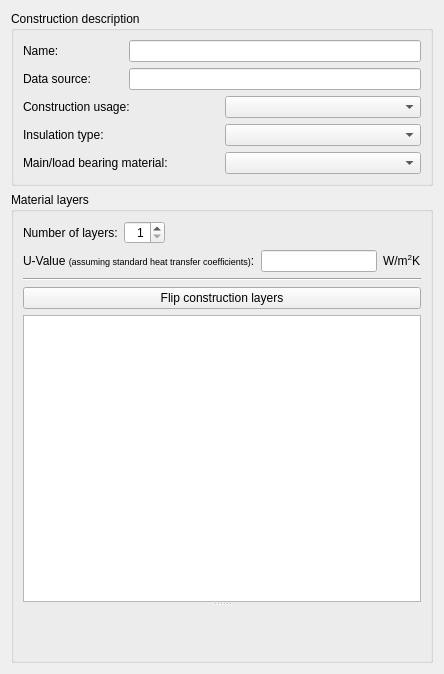
This is SIM-VICUS/src/SVDBConstructionEditWidget.ui in ghorwin/SIM-VICUS as Qt 5 draws it before an edit. The edited form follows.
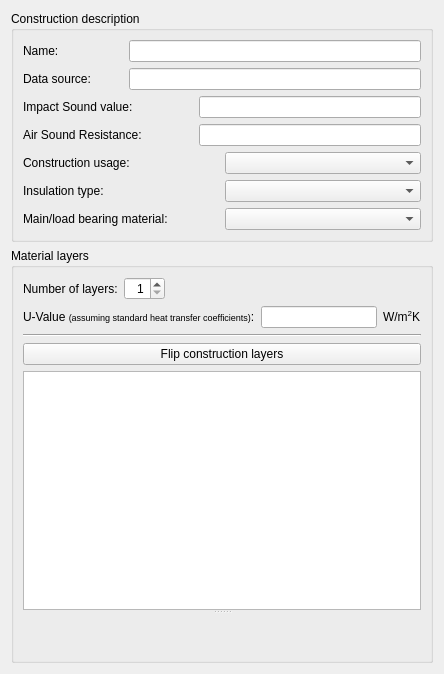
This is the edited form. Custom widgets are drawn as their Qt base class.

Commit message: added database for AcousticBoundaryCondition, added SoundAbsorption datamodel, modified other datamodel

```diff
--- a/SIM-VICUS/src/SVDBConstructionEditWidget.ui
+++ b/SIM-VICUS/src/SVDBConstructionEditWidget.ui
@@ -34,47 +34,37 @@
         <string>Construction description</string>
        </property>
        <layout class="QGridLayout" name="gridLayout" columnstretch="0,0">
+        <item row="2" column="0" colspan="2">
+         <layout class="QHBoxLayout" name="horizontalLayout_2">
+          <item>
+           <widget class="QLabel" name="label_7">
+            <property name="minimumSize">
+             <size>
+              <width>170</width>
+              <height>0</height>
+             </size>
+            </property>
+            <property name="text">
+             <string>Impact Sound value:</string>
+            </property>
+           </widget>
+          </item>
+          <item>
+           <widget class="QtExt::ValidatingLineEdit" name="lineEditImpactSound"/>
+          </item>
+         </layout>
+        </item>
         <item row="4" column="1">
-         <widget class="QComboBox" name="comboBoxMaterialKind"/>
+         <widget class="QComboBox" name="comboBoxConstructionUsage"/>
         </item>
-        <item row="0" column="0" colspan="2">
-         <layout class="QHBoxLayout" name="horizontalLayout_3">
-          <item>
-           <widget class="QLabel" name="label_3">
-            <property name="minimumSize">
-             <size>
-              <width>100</width>
-              <height>0</height>
-             </size>
-            </property>
-            <property name="text">
-             <string>Name:</string>
-            </property>
-           </widget>
-          </item>
-          <item>
-           <widget class="QtExt::LanguageStringEditWidget1" name="lineEditName"/>
-          </item>
-         </layout>
-        </item>
-        <item row="3" column="1">
-         <widget class="QComboBox" name="comboBoxInsulationKind"/>
-        </item>
-        <item row="2" column="0">
-         <widget class="QLabel" name="label_6">
-          <property name="text">
-           <string>Construction usage:</string>
-          </property>
-         </widget>
-        </item>
-        <item row="4" column="0">
+        <item row="6" column="0">
          <widget class="QLabel" name="label_4">
           <property name="text">
            <string>Main/load bearing material:</string>
           </property>
          </widget>
         </item>
-        <item row="3" column="0">
+        <item row="5" column="0">
          <widget class="QLabel" name="label_2">
           <property name="text">
            <string>Insulation type:</string>
@@ -101,8 +91,58 @@
           </item>
          </layout>
         </item>
-        <item row="2" column="1">
-         <widget class="QComboBox" name="comboBoxConstructionUsage"/>
+        <item row="6" column="1">
+         <widget class="QComboBox" name="comboBoxMaterialKind"/>
+        </item>
+        <item row="0" column="0" colspan="2">
+         <layout class="QHBoxLayout" name="horizontalLayout_3">
+          <item>
+           <widget class="QLabel" name="label_3">
+            <property name="minimumSize">
+             <size>
+              <width>100</width>
+              <height>0</height>
+             </size>
+            </property>
+            <property name="text">
+             <string>Name:</string>
+            </property>
+           </widget>
+          </item>
+          <item>
+           <widget class="QtExt::LanguageStringEditWidget1" name="lineEditName"/>
+          </item>
+         </layout>
+        </item>
+        <item row="4" column="0">
+         <widget class="QLabel" name="label_6">
+          <property name="text">
+           <string>Construction usage:</string>
+          </property>
+         </widget>
+        </item>
+        <item row="5" column="1">
+         <widget class="QComboBox" name="comboBoxInsulationKind"/>
+        </item>
+        <item row="3" column="0" colspan="2">
+         <layout class="QHBoxLayout" name="horizontalLayout_7">
+          <item>
+           <widget class="QLabel" name="label_8">
+            <property name="minimumSize">
+             <size>
+              <width>170</width>
+              <height>0</height>
+             </size>
+            </property>
+            <property name="text">
+             <string>Air Sound Resistance:</string>
+            </property>
+           </widget>
+          </item>
+          <item>
+           <widget class="QtExt::ValidatingLineEdit" name="lineEditAirSoundRes"/>
+          </item>
+         </layout>
         </item>
        </layout>
       </widget>
@@ -253,6 +293,11 @@
    <header>QtExt_ConstructionViewWidget.h</header>
    <container>1</container>
   </customwidget>
+  <customwidget>
+   <class>QtExt::ValidatingLineEdit</class>
+   <extends>QLineEdit</extends>
+   <header>QtExt_ValidatingLineEdit.h</header>
+  </customwidget>
  </customwidgets>
  <resources/>
  <connections/>
```
The commit also changes 29 other files.
